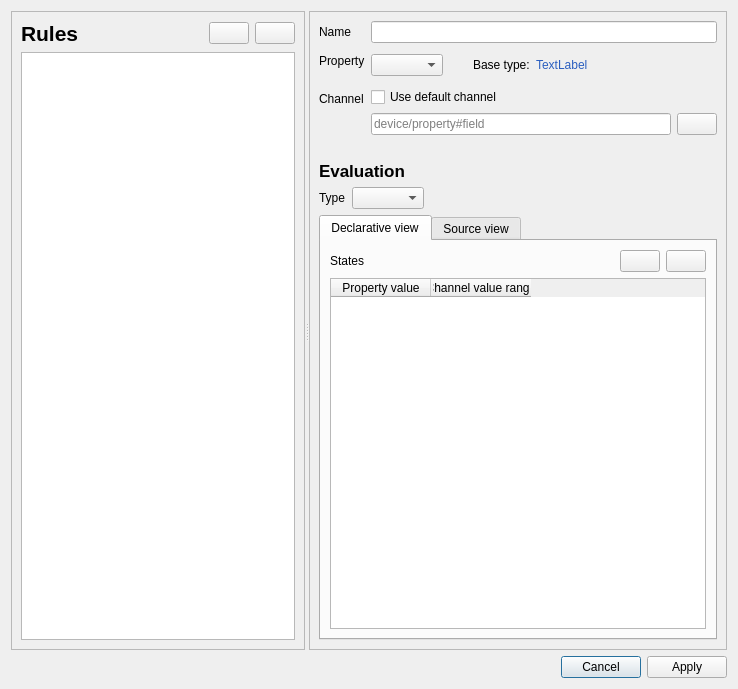
Old version of the form _comrad_designer/rules_editor.ui in the repository jfpatrick/accsoft-gui-rad-comrad.
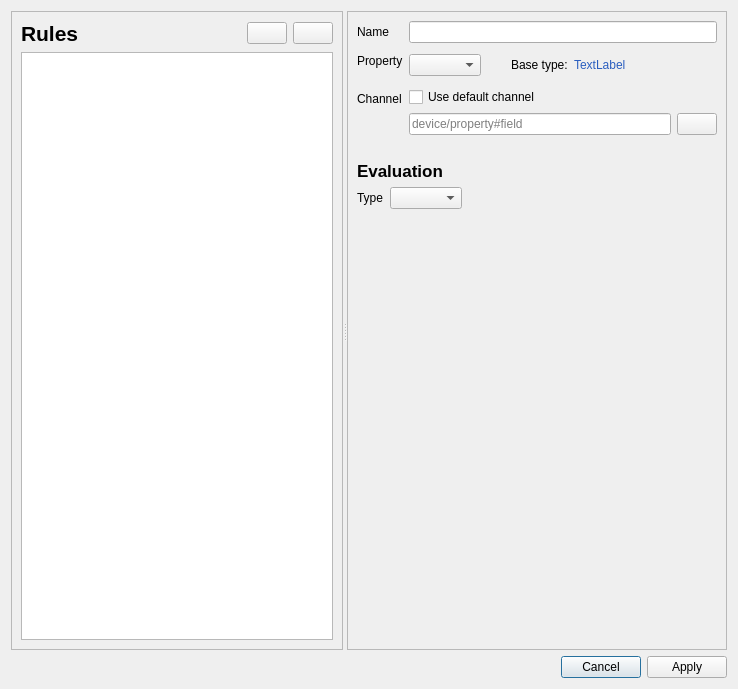
New version of the form. Icons and pictures are not drawn. Custom widgets are drawn as their Qt base class.

Commit message: Add enum rules support to the rules editor dialog

Patch:
```diff
--- a/_comrad_designer/rules_editor.ui
+++ b/_comrad_designer/rules_editor.ui
@@ -337,137 +337,7 @@
          <property name="currentIndex">
           <number>0</number>
          </property>
-         <widget class="QWidget" name="page_ranges">
-          <layout class="QVBoxLayout" name="verticalLayout_6">
-           <property name="leftMargin">
-            <number>0</number>
-           </property>
-           <property name="topMargin">
-            <number>0</number>
-           </property>
-           <property name="rightMargin">
-            <number>0</number>
-           </property>
-           <property name="bottomMargin">
-            <number>0</number>
-           </property>
-           <item>
-            <widget class="QTabWidget" name="range_tabs">
-             <property name="currentIndex">
-              <number>0</number>
-             </property>
-             <widget class="QWidget" name="declarative_ranges_tab">
-              <attribute name="title">
-               <string>Declarative view</string>
-              </attribute>
-              <layout class="QVBoxLayout" name="verticalLayout_5">
-               <item>
-                <layout class="QHBoxLayout" name="horizontalLayout_3">
-                 <item>
-                  <widget class="QLabel" name="label_6">
-                   <property name="text">
-                    <string>States</string>
-                   </property>
-                  </widget>
-                 </item>
-                 <item>
-                  <spacer name="horizontalSpacer_2">
-                   <property name="orientation">
-                    <enum>Qt::Horizontal</enum>
-                   </property>
-                   <property name="sizeHint" stdset="0">
-                    <size>
-                     <width>40</width>
-                     <height>20</height>
-                    </size>
-                   </property>
-                  </spacer>
-                 </item>
-                 <item>
-                  <widget class="QPushButton" name="range_add_btn">
-                   <property name="text">
-                    <string/>
-                   </property>
-                   <property name="icon">
-                    <iconset theme="list-add">
-                     <normaloff>../../../../.designer/backup</normaloff>../../../../.designer/backup</iconset>
-                   </property>
-                   <property name="autoDefault">
-                    <bool>false</bool>
-                   </property>
-                  </widget>
-                 </item>
-                 <item>
-                  <widget class="QPushButton" name="range_del_btn">
-                   <property name="text">
-                    <string/>
-                   </property>
-                   <property name="icon">
-                    <iconset theme="list-remove">
-                     <normaloff>../../../../.designer/backup</normaloff>../../../../.designer/backup</iconset>
-                   </property>
-                   <property name="autoDefault">
-                    <bool>false</bool>
-                   </property>
-                  </widget>
-                 </item>
-                </layout>
-               </item>
-               <item>
-                <widget class="QTableWidget" name="range_table">
-                 <property name="minimumSize">
-                  <size>
-                   <width>350</width>
-                   <height>0</height>
-                  </size>
-                 </property>
-                 <property name="styleSheet">
-                  <string notr="true">padding: 0px</string>
-                 </property>
-                 <property name="selectionBehavior">
-                  <enum>QAbstractItemView::SelectRows</enum>
-                 </property>
-                 <property name="cornerButtonEnabled">
-                  <bool>false</bool>
-                 </property>
-                 <property name="columnCount">
-                  <number>2</number>
-                 </property>
-                 <column>
-                  <property name="text">
-                   <string>Property value</string>
-                  </property>
-                 </column>
-                 <column>
-                  <property name="text">
-                   <string>Channel value range</string>
-                  </property>
-                 </column>
-                </widget>
-               </item>
-              </layout>
-             </widget>
-             <widget class="QWidget" name="source_ranges_tab">
-              <attribute name="title">
-               <string>Source view</string>
-              </attribute>
-              <layout class="QHBoxLayout" name="horizontalLayout_4">
-               <item>
-                <widget class="QsciScintilla" name="source_ranges_editor">
-                 <property name="toolTip">
-                  <string/>
-                 </property>
-                 <property name="whatsThis">
-                  <string/>
-                 </property>
-                </widget>
-               </item>
-              </layout>
-             </widget>
-            </widget>
-           </item>
-          </layout>
-         </widget>
+         <widget class="RangeDetailsView" name="page_ranges"/>
          <widget class="QWidget" name="page_python">
           <layout class="QVBoxLayout" name="verticalLayout_7">
            <item>
@@ -502,9 +372,16 @@
  </widget>
  <customwidgets>
   <customwidget>
-   <class>QsciScintilla</class>
-   <extends>QFrame</extends>
-   <header>Qsci/qsciscintilla.h</header>
+   <class>RangeDetailsView</class>
+   <extends>QWidget</extends>
+   <header>_comrad_designer/rules_editor.h</header>
+   <container>1</container>
+  </customwidget>
+  <customwidget>
+   <class>EnumDetailsView</class>
+   <extends>QWidget</extends>
+   <header>_comrad_designer/rules_editor.h</header>
+   <container>1</container>
   </customwidget>
  </customwidgets>
  <tabstops>
```
Left out of the diff: 3 changed lines with no effect on the pictures. The commit also changes 2 other files.
